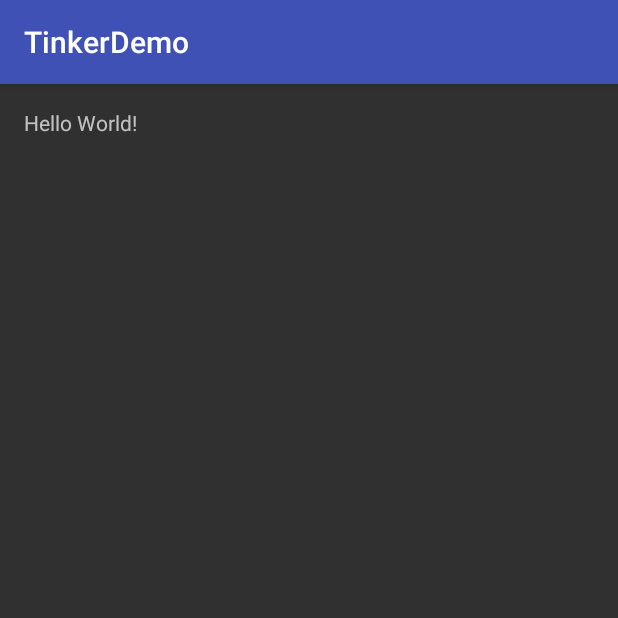
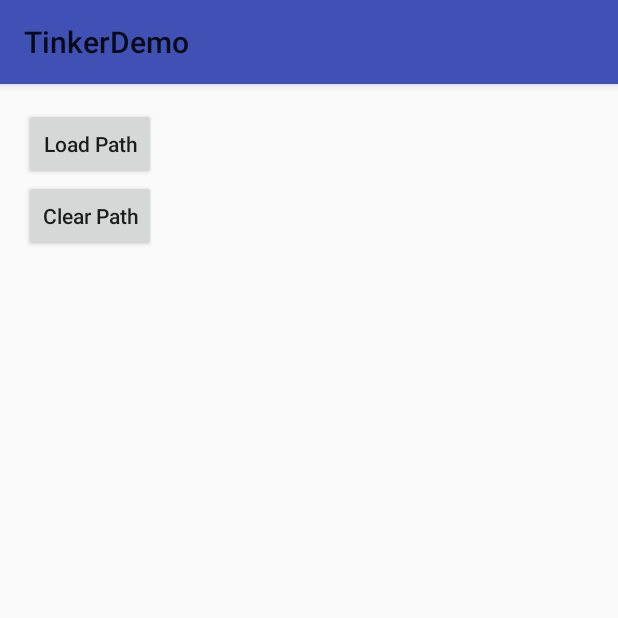
Before and after one commit to ListenerGao/TinkerDemo, an Android app: the screen it shows after launch (MainActivity), on a phone screen of 412 x 824 dp, the top half of it. Run offline under Robolectric (Android 15) with nearby library versions, the phone set to English and light mode, and no system bars; libraries missing offline, so code that uses them is left out: com.tencent.tinker.

Commit message:
完成Tinker配置以及Api引入

```diff
--- a/app/src/main/AndroidManifest.xml
+++ b/app/src/main/AndroidManifest.xml
@@ -2,7 +2,11 @@
 <manifest xmlns:android="http://schemas.android.com/apk/res/android"
     package="com.listenergao.tinkerdemo">
 
+    <uses-permission android:name="android.permission.WRITE_EXTERNAL_STORAGE"/>
+    <uses-permission android:name="android.permission.READ_EXTERNAL_STORAGE"/>
+
     <application
+        android:name=".SimpleTinkerInApplication"
         android:allowBackup="true"
         android:icon="@mipmap/ic_launcher"
         android:label="@string/app_name"
--- a/app/src/main/java/com/listenergao/tinkerdemo/MainActivity.java
+++ b/app/src/main/java/com/listenergao/tinkerdemo/MainActivity.java
@@ -1,13 +1,56 @@
 package com.listenergao.tinkerdemo;
 
+import android.os.Environment;
 import android.support.v7.app.AppCompatActivity;
 import android.os.Bundle;
+import android.view.View;
+import android.widget.Button;
 
-public class MainActivity extends AppCompatActivity {
+import com.tencent.tinker.lib.tinker.Tinker;
+import com.tencent.tinker.lib.tinker.TinkerInstaller;
+
+public class MainActivity extends AppCompatActivity implements View.OnClickListener {
+
+    private Button mLoadPath;
+    private Button mClearPath;
 
     @Override
     protected void onCreate(Bundle savedInstanceState) {
         super.onCreate(savedInstanceState);
         setContentView(R.layout.activity_main);
+
+        initView();
+
+    }
+
+    private void initView() {
+        mLoadPath = (Button) findViewById(R.id.btn_load);
+        mClearPath = (Button) findViewById(R.id.btn_clear);
+
+        mLoadPath.setOnClickListener(this);
+        mClearPath.setOnClickListener(this);
+    }
+
+    @Override
+    public void onClick(View v) {
+        switch (v.getId()) {
+            case R.id.btn_load:
+                loadPath();
+                break;
+
+            case R.id.btn_clear:
+                clearPath();
+                break;
+        }
+    }
+
+    //加载补丁
+    private void loadPath() {
+        TinkerInstaller.onReceiveUpgradePatch(getApplicationContext(), Environment.getExternalStorageDirectory().getAbsolutePath() + "");
+    }
+
+    //清除补丁
+    private void clearPath() {
+        Tinker.with(getApplicationContext()).cleanPatch();
     }
 }
--- a/app/src/main/res/layout/activity_main.xml
+++ b/app/src/main/res/layout/activity_main.xml
@@ -1,7 +1,8 @@
 <?xml version="1.0" encoding="utf-8"?>
-<RelativeLayout xmlns:android="http://schemas.android.com/apk/res/android"
+<LinearLayout xmlns:android="http://schemas.android.com/apk/res/android"
     xmlns:tools="http://schemas.android.com/tools"
     android:id="@+id/activity_main"
+    android:orientation="vertical"
     android:layout_width="match_parent"
     android:layout_height="match_parent"
     android:paddingBottom="@dimen/activity_vertical_margin"
@@ -10,8 +11,18 @@
     android:paddingTop="@dimen/activity_vertical_margin"
     tools:context="com.listenergao.tinkerdemo.MainActivity">
 
-    <TextView
+    <Button
+        android:id="@+id/btn_load"
         android:layout_width="wrap_content"
         android:layout_height="wrap_content"
-        android:text="Hello World!" />
-</RelativeLayout>
+        android:textAllCaps="false"
+        android:text="Load Path" />
+
+    <Button
+        android:id="@+id/btn_clear"
+        android:layout_width="wrap_content"
+        android:layout_height="wrap_content"
+        android:textAllCaps="false"
+        android:text="Clear Path"
+        />
+</LinearLayout>
--- a/app/src/main/res/values/styles.xml
+++ b/app/src/main/res/values/styles.xml
@@ -1,7 +1,7 @@
 <resources>
 
     <!-- Base application theme. -->
-    <style name="AppTheme" parent="Theme.AppCompat">
+    <style name="AppTheme" parent="Theme.AppCompat.Light">
         <!-- Customize your theme here. -->
         <item name="colorPrimary">@color/colorPrimary</item>
         <item name="colorPrimaryDark">@color/colorPrimaryDark</item>
--- a/build.gradle
+++ b/build.gradle
@@ -6,9 +6,7 @@ buildscript {
     }
     dependencies {
         classpath 'com.android.tools.build:gradle:2.2.3'
-
-        // NOTE: Do not place your application dependencies here; they belong
-        // in the individual module build.gradle files
+        classpath "com.tencent.tinker:tinker-patch-gradle-plugin:${TINKER_VERSION}"
     }
 }
 
--- a/gradle.properties
+++ b/gradle.properties
@@ -15,3 +15,5 @@ org.gradle.jvmargs=-Xmx1536m
 # This option should only be used with decoupled projects. More details, visit
 # http://www.gradle.org/docs/current/userguide/multi_project_builds.html#sec:decoupled_projects
 # org.gradle.parallel=true
+
+TINKER_VERSION=1.7.7
```
Also changed, not shown: app/build.gradle (+53 -10 lines), app/src/main/java/com/listenergao/tinkerdemo/SimpleTinkerInApplicationLike.java (added, +42 -0 lines), 1 other file.
